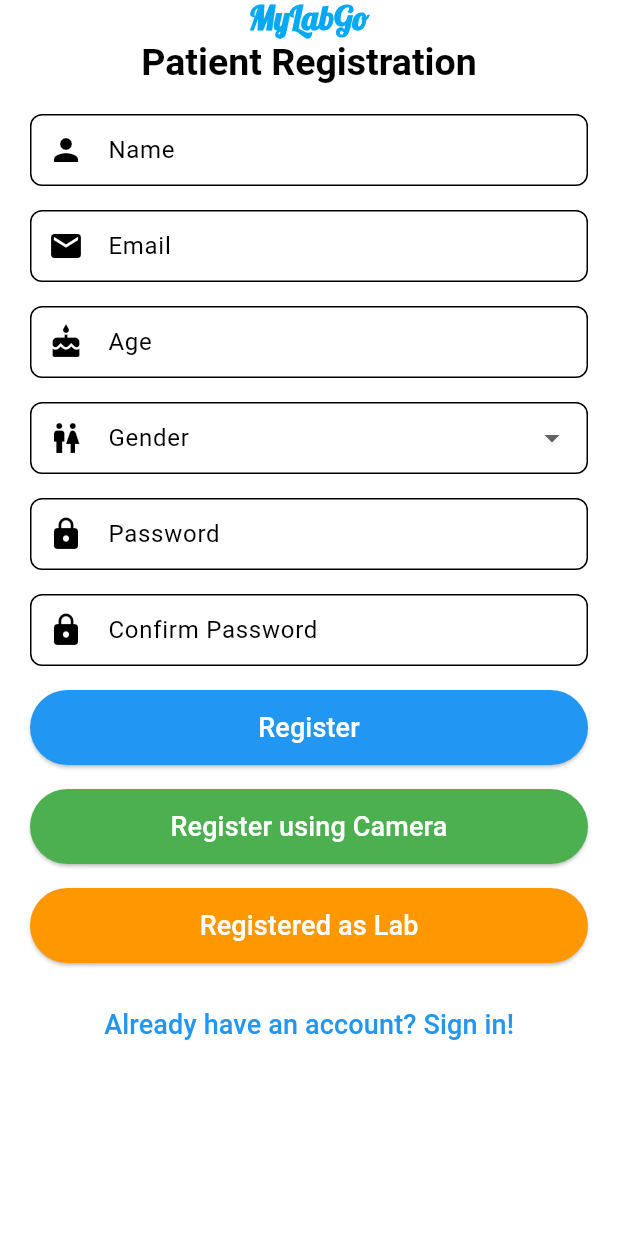
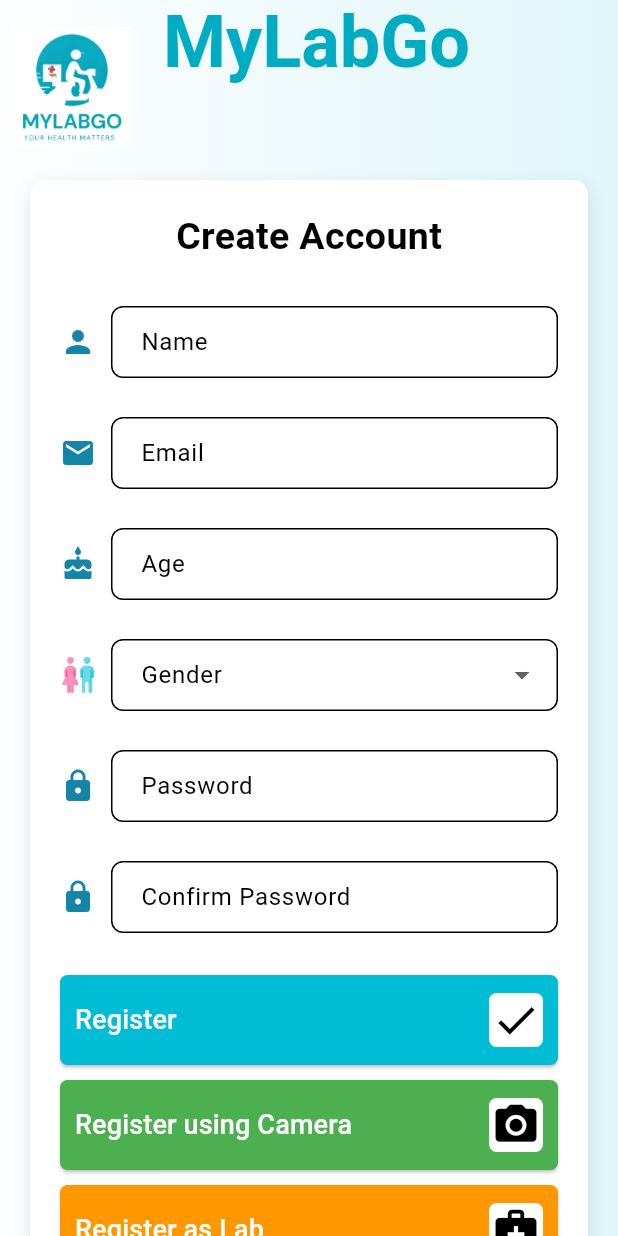
Before and after one commit to muneeb6624/MyLabGo, a Flutter app: the screen it shows after launch, on a phone screen of 412 x 824 dp. Run offline on Flutter 3.47's test engine with Material 3 defaults, Android fonts, the phone set to English and light mode, and no system bars; our stand-ins replace google_fonts.

Commit message:
basic screen structure

```diff
--- a/lib/main.dart
+++ b/lib/main.dart
@@ -20,8 +20,34 @@
           secondary: Colors.lightBlueAccent,
         ),
         useMaterial3: true,
+        scaffoldBackgroundColor:
+            Colors.transparent, // Set scaffold background to transparent
       ),
-      home: const RegistrationPage(), // Start with the registration page
+      home: const GradientBackground(
+          child: RegistrationPage()), // Start with the registration page
     );
   }
 }
+
+class GradientBackground extends StatelessWidget {
+  final Widget child;
+
+  const GradientBackground({required this.child, Key? key}) : super(key: key);
+
+  @override
+  Widget build(BuildContext context) {
+    return Container(
+      decoration: const BoxDecoration(
+        gradient: LinearGradient(
+          begin: Alignment.centerLeft,
+          end: Alignment.centerRight,
+          colors: [
+            Color(0xFFFDFEFF), // Color Gradient left
+            Color(0xFFDFF6F9), // Right
+          ],
+        ),
+      ),
+      child: child,
+    );
+  }
+}
--- a/lib/screens/registration.dart
+++ b/lib/screens/registration.dart
@@ -1,8 +1,12 @@
+import 'package:flutter/gestures.dart';
 import 'package:flutter/material.dart';
+import 'package:mylab_go/main.dart';
 import 'package:mylab_go/screens/login.dart';
-import 'package:google_fonts/google_fonts.dart';
-import '../widgets/gender-dropdown.dart';
-import '../widgets/custom-form-field.dart';
+import 'package:mylab_go/widgets/custom-form-field.dart';
+import 'package:mylab_go/widgets/custom_app_bar.dart';
+import 'package:mylab_go/widgets/gender-dropdown.dart';
+import '../widgets/gender_dropdown.dart';
+import '../widgets/custom_form_field.dart';
 
 class RegistrationPage extends StatefulWidget {
   const RegistrationPage({super.key});
@@ -12,7 +16,6 @@
 }
 
 class _RegistrationPageState extends State<RegistrationPage> {
-  // Form controllers
   final _formKey = GlobalKey<FormState>();
   final _nameController = TextEditingController();
   final _emailController = TextEditingController();
@@ -21,10 +24,8 @@
   final _passwordController = TextEditingController();
   final _confirmPasswordController = TextEditingController();
 
-  // Form validation
   void _submitForm() {
     if (_formKey.currentState!.validate()) {
-      // Handle form submission
       ScaffoldMessenger.of(context).showSnackBar(
         const SnackBar(content: Text('Registration Successful!')),
       );
@@ -44,208 +45,185 @@
 
   @override
   Widget build(BuildContext context) {
-    return Scaffold(
-      appBar: AppBar(
-        automaticallyImplyLeading: false,
-        title: Column(
-          crossAxisAlignment: CrossAxisAlignment.start,
+    return GradientBackground(
+      child: Scaffold(
+        backgroundColor: Colors.transparent,
+        appBar: const CustomAppBar(title: 'MyLabGo'),
+        body: SingleChildScrollView(
+          padding: const EdgeInsets.all(20.0),
+          child: Container(
+            padding: const EdgeInsets.all(20.0),
+            decoration: BoxDecoration(
+              color: Colors.white,
+              borderRadius: BorderRadius.circular(10.0),
+              boxShadow: [
+                BoxShadow(
+                  color: Colors.black.withOpacity(0.1),
+                  blurRadius: 10.0,
+                  offset: const Offset(0, 5),
+                ),
+              ],
+            ),
+            child: Column(
               children: [
-            Center(
-              child: Text(
-                'MyLabGo',
-                style: GoogleFonts.lobster(
-                  textStyle: const TextStyle(
-                    fontSize: 22,
-                    fontWeight: FontWeight.bold,
-                    color: Colors.lightBlue,
-                  ),
-                ),
-              ),
-            ),
-            Center(
-              child: const Text(
-                'Patient Registration',
+                const Text(
+                  'Create Account',
                   style: TextStyle(
                     fontSize: 25,
                     fontWeight: FontWeight.bold,
                   ),
                 ),
-            ),
-          ],
-        ),
-      ),
-      body: SingleChildScrollView(
-        padding: const EdgeInsets.all(20.0),
-        child: Form(
+                const SizedBox(height: 20),
+                Form(
                   key: _formKey,
-          autovalidateMode: AutovalidateMode
-              .onUserInteraction, // Validate on user interaction
+                  autovalidateMode: AutovalidateMode.onUserInteraction,
                   child: Column(
                     children: [
-              // Name field
                       CustomFormField(
                         controller: _nameController,
                         label: 'Name',
                         icon: Icons.person,
-                validator: (value) {
-                  if (value == null || value.isEmpty) {
-                    return 'Please enter your name';
-                  }
-                  return null;
-                },
                       ),
-              const SizedBox(height: 16),
-
-              // Email field
+                      const SizedBox(height: 10),
                       CustomFormField(
                         controller: _emailController,
                         label: 'Email',
                         icon: Icons.email,
-                validator: (value) {
-                  if (value == null || value.isEmpty) {
-                    return 'Please enter your email';
-                  }
-                  if (!RegExp(
-                          r'^[a-zA-Z0-9._%+-]+@[a-zA-Z0-9.-]+\.[a-zA-Z]{2,}$')
-                      .hasMatch(value)) {
-                    return 'Please enter a valid email';
-                  }
-                  return null;
-                },
                       ),
-              const SizedBox(height: 16),
-
-              // Age field
+                      const SizedBox(height: 10),
                       CustomFormField(
                         controller: _ageController,
                         label: 'Age',
                         icon: Icons.cake,
-                validator: (value) {
-                  if (value == null || value.isEmpty) {
-                    return 'Please enter your age';
-                  }
-                  if (int.tryParse(value) == null) {
-                    return 'Please enter a valid age';
-                  }
-                  return null;
-                },
                       ),
-              const SizedBox(height: 16),
-
-              // Gender dropdown
+                      const SizedBox(height: 10),
                       GenderDropdown(genderController: _genderController),
-              const SizedBox(height: 16),
-
-              // Password field
+                      const SizedBox(height: 10),
                       CustomFormField(
                         controller: _passwordController,
                         label: 'Password',
                         icon: Icons.lock,
                         isPassword: true,
-                validator: (value) {
-                  if (value == null || value.isEmpty) {
-                    return 'Please enter your password';
-                  }
-                  if (value.length < 6) {
-                    return 'Password must be at least 6 characters';
-                  }
-                  return null;
-                },
                       ),
-              const SizedBox(height: 16),
-
-              // Confirm password field
+                      const SizedBox(height: 10),
                       CustomFormField(
                         controller: _confirmPasswordController,
                         label: 'Confirm Password',
                         icon: Icons.lock,
                         isPassword: true,
-                validator: (value) {
-                  if (value == null || value.isEmpty) {
-                    return 'Please confirm your password';
-                  }
-                  if (value != _passwordController.text) {
-                    return 'Passwords do not match';
-                  }
-                  return null;
-                },
                       ),
-              const SizedBox(height: 16),
+                      const SizedBox(height: 20),
+                      buildCustomButton(
+                        'Register',
+                        Icons.check,
+                        Colors.cyan, // button color
+                        Colors.black, // icon color
+                        _submitForm,
+                      ),
+                      const SizedBox(height: 10),
+                      buildCustomButton(
+                        'Register using Camera',
+                        Icons.camera_alt,
+                        Colors.green,
+                        Colors.black,
+                        () {},
+                      ),
+                      const SizedBox(height: 10),
+                      buildCustomButton(
+                        'Register as Lab',
+                        Icons.medical_services,
+                        Colors.orange,
+                        Colors.black,
+                        () {},
+                      ),
+                      const SizedBox(height: 20),
 
-              // Submit button
-              SizedBox(
-                width: double.infinity,
-                child: ElevatedButton(
-                  onPressed: _submitForm,
-                  style: ElevatedButton.styleFrom(
-                    backgroundColor: Colors.blue, // Background color
-                    foregroundColor: Colors.white, // Text color
-                    padding: const EdgeInsets.symmetric(vertical: 12),
+                      /// Updated "Already have an account? Login" section
+                      RichText(
+                        text: TextSpan(
+                          text: 'Already have an account? ',
+                          style: const TextStyle(
+                            fontSize: 16,
+                            color: Colors.grey, // Normal text color
                           ),
-                  child: const Text('Register', style: TextStyle(fontSize: 18)),
+                          children: [
+                            TextSpan(
+                              text: 'Login',
+                              style: const TextStyle(
+                                fontSize: 16,
+                                color: Colors.cyan,
+                                fontWeight: FontWeight.bold,
                               ),
-              ),
-              const SizedBox(height: 16),
-
-              // Login using camera button
-              SizedBox(
-                width: double.infinity,
-                child: ElevatedButton(
-                  onPressed: () {
-                    // Handle login using camera
-                  },
-                  style: ElevatedButton.styleFrom(
-                    backgroundColor: Colors.green, // Background color
-                    foregroundColor: Colors.white, // Text color
-                    padding: const EdgeInsets.symmetric(vertical: 12),
-                  ),
-                  child: const Text('Register using Camera',
-                      style: TextStyle(fontSize: 18)),
-                ),
-              ),
-              const SizedBox(height: 16),
-
-              // Registered as Lab button
-              SizedBox(
-                width: double.infinity,
-                child: ElevatedButton(
-                  onPressed: () {
-                    // Handle registration as lab
-                  },
-                  style: ElevatedButton.styleFrom(
-                    backgroundColor: Colors.orange, // Background color
-                    foregroundColor: Colors.white, // Text color
-                    padding: const EdgeInsets.symmetric(vertical: 12),
-                  ),
-                  child: const Text('Registered as Lab',
-                      style: TextStyle(fontSize: 18)),
-                ),
-              ),
-              const SizedBox(height: 16),
-
-              // Sign in button
-              SizedBox(
-                width: double.infinity,
-                child: TextButton(
-                  onPressed: () {
+                              recognizer: TapGestureRecognizer()
+                                ..onTap = () {
                                   Navigator.push(
                                     context,
                                     MaterialPageRoute(
-                          builder: (context) => const LoginPage()),
+                                        builder: (context) =>
+                                            const LoginPage()),
                                   );
                                 },
-                  style: TextButton.styleFrom(
-                    foregroundColor: Colors.blue, // Text color
-                    padding: const EdgeInsets.symmetric(vertical: 12),
                             ),
-                  child: const Text('Already have an account? Sign in!',
-                      style: TextStyle(fontSize: 18)),
+                          ],
+                        ),
+                      ),
+                    ],
                   ),
                 ),
               ],
             ),
           ),
         ),
+      ),
+    );
+  }
+
+  /// Custom button widget
+  Widget buildCustomButton(
+    String text,
+    IconData icon,
+    Color buttonColor,
+    Color iconColor,
+    VoidCallback onPressed,
+  ) {
+    return SizedBox(
+      width: double.infinity,
+      child: ElevatedButton(
+        onPressed: onPressed,
+        style: ElevatedButton.styleFrom(
+          backgroundColor: buttonColor,
+          foregroundColor: Colors.white,
+          padding: const EdgeInsets.symmetric(vertical: 12),
+          shape: RoundedRectangleBorder(
+            borderRadius: BorderRadius.circular(5.0),
+          ),
+        ),
+        child: Row(
+          children: [
+            const SizedBox(width: 10),
+            Expanded(
+              child: Text(
+                text,
+                style: const TextStyle(fontSize: 18),
+              ),
+            ),
+            const SizedBox(width: 10), // spacing bet text and icon
+            Container(
+              width: 36,
+              height: 36,
+              decoration: BoxDecoration(
+                color: Colors.white, // White background for icon
+                borderRadius:
+                    BorderRadius.circular(5), // slightly rounded edges
+              ),
+              child: Center(
+                child: Icon(icon, size: 33, color: iconColor),
+              ),
+            ),
+            const SizedBox(width: 10),
+          ],
+        ),
+      ),
     );
   }
 }
--- a/lib/widgets/custom-form-field.dart
+++ b/lib/widgets/custom-form-field.dart
@@ -18,19 +18,31 @@
 
   @override
   Widget build(BuildContext context) {
-    return TextFormField(
+    return Padding(
+      padding: const EdgeInsets.symmetric(vertical: 8.0),
+      child: Row(
+        children: [
+          if (icon != null) ...[
+            Icon(icon, color: const Color.fromARGB(255, 20, 133, 167)),
+            const SizedBox(width: 10),
+          ],
+          Expanded(
+            child: TextFormField(
               controller: controller,
               obscureText: isPassword,
               decoration: InputDecoration(
                 labelText: label,
-        prefixIcon: icon != null ? Icon(icon) : null,
                 border: OutlineInputBorder(
                   borderRadius: BorderRadius.circular(8.0),
                 ),
-        contentPadding:
-            const EdgeInsets.symmetric(horizontal: 16.0, vertical: 12.0),
+                contentPadding: const EdgeInsets.symmetric(
+                    horizontal: 16.0, vertical: 12.0),
               ),
               validator: validator,
+            ),
+          ),
+        ],
+      ),
     );
   }
 }
--- /dev/null
+++ b/lib/widgets/custom_app_bar.dart
@@ -0,0 +1,70 @@
+import 'package:flutter/material.dart';
+import 'package:google_fonts/google_fonts.dart';
+
+class CustomAppBar extends StatelessWidget implements PreferredSizeWidget {
+  final String title;
+
+  const CustomAppBar({required this.title, Key? key}) : super(key: key);
+
+  @override
+  Widget build(BuildContext context) {
+    return SizedBox(
+      height: 100, // Adjusted height to accommodate larger logo
+      child: Stack(
+        children: [
+          // AppBar background
+          AppBar(
+            automaticallyImplyLeading: false,
+            title: Padding(
+              padding: const EdgeInsets.only(left: 10),
+              child: Text(
+                title,
+                style: GoogleFonts.cabinSketch(
+                  textStyle: const TextStyle(
+                    fontSize: 48,
+                    fontWeight: FontWeight.bold,
+                    color: Color(0xFF00ACC1),
+                  ),
+                ),
+              ),
+            ),
+            centerTitle: true,
+            flexibleSpace: Container(
+              decoration: const BoxDecoration(
+                gradient: LinearGradient(
+                  begin: Alignment.centerLeft,
+                  end: Alignment.centerRight,
+                  colors: [
+                    Color(0xFFFDFEFF),
+                    Color(0xFFDFF6F9),
+                  ],
+                ),
+              ),
+            ),
+          ),
+
+          // Logo Position
+          Positioned(
+            top: 10,
+            left: 0,
+            child: Padding(
+              padding: const EdgeInsets.all(8.0),
+              child: SizedBox(
+                width: 80, // Adjusted width
+                height: 80, // Adjusted height
+                child: Image.asset(
+                  'assets/logo.png',
+                  fit: BoxFit.fitHeight,
+                ),
+              ),
+            ),
+          ),
+        ],
+      ),
+    );
+  }
+
+  @override
+  Size get preferredSize =>
+      const Size.fromHeight(100); // Adjusted height to accommodate larger logo
+}
--- /dev/null
+++ b/lib/widgets/custom_form_field.dart
@@ -0,0 +1 @@
+// TODO Implement this library.
--- a/lib/widgets/gender-dropdown.dart
+++ b/lib/widgets/gender-dropdown.dart
@@ -3,63 +3,47 @@
 class GenderDropdown extends StatelessWidget {
   final TextEditingController genderController;
 
-  const GenderDropdown({Key? key, required this.genderController})
+  const GenderDropdown({required this.genderController, Key? key})
       : super(key: key);
 
   @override
   Widget build(BuildContext context) {
-    return DropdownButtonFormField<String>(
-      value: genderController.text.isEmpty ? null : genderController.text,
-      onChanged: (String? newValue) {
-        genderController.text = newValue!;
-      },
+    return Padding(
+      padding: const EdgeInsets.symmetric(vertical: 8.0),
+      child: Row(
+        children: [
+          Image.asset('assets/icons/gender.png',height:24 ,width: 24,),
+          const SizedBox(width: 10),
+          Expanded(
+            child: DropdownButtonFormField<String>(
+              value:
+                  genderController.text.isEmpty ? null : genderController.text,
               decoration: InputDecoration(
                 labelText: 'Gender',
-        prefixIcon: Icon(Icons.wc),
                 border: OutlineInputBorder(
                   borderRadius: BorderRadius.circular(8.0),
                 ),
-        contentPadding:
-            const EdgeInsets.symmetric(horizontal: 16.0, vertical: 12.0),
+                contentPadding: const EdgeInsets.symmetric(
+                    horizontal: 16.0, vertical: 12.0),
               ),
+              items: const [
+                DropdownMenuItem(value: 'Male', child: Text('Male')),
+                DropdownMenuItem(value: 'Female', child: Text('Female')),
+                DropdownMenuItem(value: 'Other', child: Text('Other')),
+              ],
+              onChanged: (value) {
+                genderController.text = value!;
+              },
               validator: (value) {
                 if (value == null || value.isEmpty) {
                   return 'Please select your gender';
                 }
                 return null;
               },
-      items: [
-        DropdownMenuItem(
-          value: 'M',
-          child: Row(
-            children: const [
-              Icon(Icons.male, color: Colors.blue),
-              SizedBox(width: 8),
-              Text('Male'),
-            ],
-          ),
-        ),
-        DropdownMenuItem(
-          value: 'F',
-          child: Row(
-            children: const [
-              Icon(Icons.female, color: Colors.pink),
-              SizedBox(width: 8),
-              Text('Female'),
-            ],
-          ),
-        ),
-        DropdownMenuItem(
-          value: 'N',
-          child: Row(
-            children: const [
-              Icon(Icons.transgender, color: Colors.grey),
-              SizedBox(width: 8),
-              Text('None'),
-            ],
             ),
           ),
         ],
+      ),
     );
   }
 }
--- /dev/null
+++ b/lib/widgets/gender_dropdown.dart
@@ -0,0 +1 @@
+// TODO Implement this library.
--- a/pubspec.yaml
+++ b/pubspec.yaml
@@ -59,9 +59,9 @@
   uses-material-design: true
 
   # To add assets to your application, add an assets section, like this:
-  # assets:
-  #   - images/a_dot_burr.jpeg
-  #   - images/a_dot_ham.jpeg
+  assets:
+    - assets/logo.png
+    - assets/icons/gender.png
 
   # An image asset can refer to one or more resolution-specific "variants", see
   # https://flutter.dev/to/resolution-aware-images
```
Also changed, not shown: lib/screens/login.dart (+135 -111 lines), assets/icons/gender.png (added), assets/logo.png (added), pubspec.lock. Lines whose indentation alone changed are shown as unchanged.
